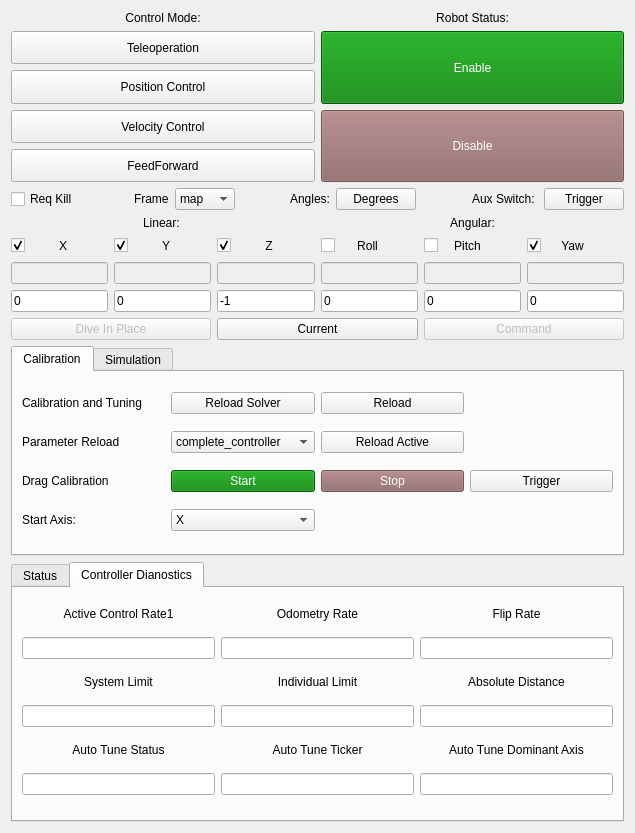
First picture: the form in riptide_rviz/riptide_rviz/src/ControlPanel.ui, repository osu-uwrt/mercury_gui, before the edit.
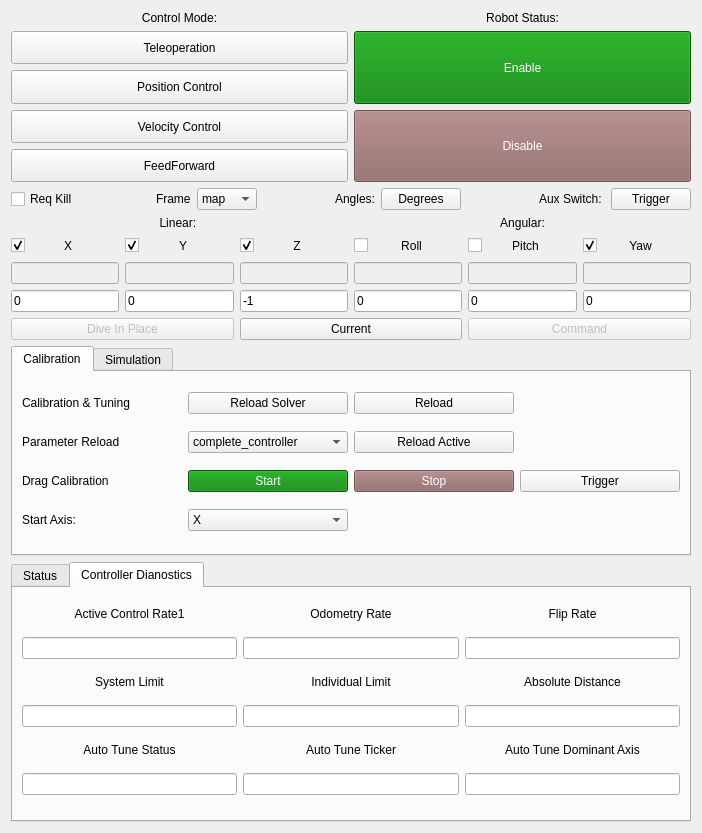
Second picture: the form after the edit. The open tabs and pages were chosen to show the change.

What changed in the file:
```diff
--- a/riptide_rviz/riptide_rviz/src/ControlPanel.ui
+++ b/riptide_rviz/riptide_rviz/src/ControlPanel.ui
@@ -9,7 +9,7 @@
    <rect>
     <x>0</x>
     <y>0</y>
-    <width>635</width>
+    <width>702</width>
     <height>833</height>
    </rect>
   </property>
@@ -35,19 +35,28 @@
    <item>
     <widget class="QScrollArea" name="scrollArea">
      <property name="sizePolicy">
-      <sizepolicy hsizetype="Expanding" vsizetype="Expanding">
+      <sizepolicy hsizetype="MinimumExpanding" vsizetype="Expanding">
        <horstretch>0</horstretch>
        <verstretch>0</verstretch>
       </sizepolicy>
      </property>
+     <property name="maximumSize">
+      <size>
+       <width>16777215</width>
+       <height>16777215</height>
+      </size>
+     </property>
      <property name="frameShape">
       <enum>QFrame::NoFrame</enum>
      </property>
+     <property name="frameShadow">
+      <enum>QFrame::Raised</enum>
+     </property>
      <property name="horizontalScrollBarPolicy">
-      <enum>Qt::ScrollBarAsNeeded</enum>
+      <enum>Qt::ScrollBarAlwaysOff</enum>
      </property>
      <property name="sizeAdjustPolicy">
-      <enum>QAbstractScrollArea::AdjustIgnored</enum>
+      <enum>QAbstractScrollArea::AdjustToContents</enum>
      </property>
      <property name="widgetResizable">
       <bool>true</bool>
@@ -57,10 +66,16 @@
        <rect>
         <x>0</x>
         <y>0</y>
-        <width>617</width>
+        <width>684</width>
         <height>815</height>
        </rect>
       </property>
+      <property name="sizePolicy">
+       <sizepolicy hsizetype="Preferred" vsizetype="Preferred">
+        <horstretch>0</horstretch>
+        <verstretch>0</verstretch>
+       </sizepolicy>
+      </property>
       <layout class="QVBoxLayout" name="scrollAreaLayout" stretch="0,0,0,0">
        <property name="spacing">
         <number>6</number>
@@ -541,11 +556,11 @@
                 <enum>Qt::Horizontal</enum>
                </property>
                <property name="sizeType">
-                <enum>QSizePolicy::Expanding</enum>
+                <enum>QSizePolicy::MinimumExpanding</enum>
                </property>
                <property name="sizeHint" stdset="0">
                 <size>
-                 <width>40</width>
+                 <width>0</width>
                  <height>20</height>
                 </size>
                </property>
@@ -595,9 +610,12 @@
                <property name="orientation">
                 <enum>Qt::Horizontal</enum>
                </property>
+               <property name="sizeType">
+                <enum>QSizePolicy::MinimumExpanding</enum>
+               </property>
                <property name="sizeHint" stdset="0">
                 <size>
-                 <width>40</width>
+                 <width>0</width>
                  <height>20</height>
                 </size>
                </property>
@@ -660,9 +678,12 @@
                <property name="orientation">
                 <enum>Qt::Horizontal</enum>
                </property>
+               <property name="sizeType">
+                <enum>QSizePolicy::MinimumExpanding</enum>
+               </property>
                <property name="sizeHint" stdset="0">
                 <size>
-                 <width>40</width>
+                 <width>0</width>
                  <height>20</height>
                 </size>
                </property>
@@ -709,9 +730,12 @@
                <property name="orientation">
                 <enum>Qt::Horizontal</enum>
                </property>
+               <property name="sizeType">
+                <enum>QSizePolicy::MinimumExpanding</enum>
+               </property>
                <property name="sizeHint" stdset="0">
                 <size>
-                 <width>40</width>
+                 <width>0</width>
                  <height>20</height>
                 </size>
                </property>
@@ -769,11 +793,11 @@
                 <enum>Qt::Horizontal</enum>
                </property>
                <property name="sizeType">
-                <enum>QSizePolicy::Expanding</enum>
+                <enum>QSizePolicy::MinimumExpanding</enum>
                </property>
                <property name="sizeHint" stdset="0">
                 <size>
-                 <width>40</width>
+                 <width>0</width>
                  <height>20</height>
                 </size>
                </property>
@@ -836,9 +860,12 @@
                <property name="orientation">
                 <enum>Qt::Horizontal</enum>
                </property>
+               <property name="sizeType">
+                <enum>QSizePolicy::MinimumExpanding</enum>
+               </property>
                <property name="sizeHint" stdset="0">
                 <size>
-                 <width>40</width>
+                 <width>0</width>
                  <height>20</height>
                 </size>
                </property>
@@ -972,37 +999,6 @@
                 </property>
                </widget>
               </item>
-              <item row="0" column="0">
-               <widget class="QLabel" name="label_4">
-                <property name="text">
-                 <string>Calibration and Tuning</string>
-                </property>
-               </widget>
-              </item>
-              <item row="1" column="1">
-               <widget class="QComboBox" name="reloadControllerSelect">
-                <item>
-                 <property name="text">
-                  <string>complete_controller</string>
-                 </property>
-                </item>
-                <item>
-                 <property name="text">
-                  <string>smc</string>
-                 </property>
-                </item>
-                <item>
-                 <property name="text">
-                  <string>pid</string>
-                 </property>
-                </item>
-                <item>
-                 <property name="text">
-                  <string>thruster_solver</string>
-                 </property>
-                </item>
-               </widget>
-              </item>
               <item row="2" column="1">
                <widget class="QPushButton" name="dragStart">
                 <property name="styleSheet">
@@ -1108,6 +1104,37 @@
                 </property>
                </widget>
               </item>
+              <item row="0" column="0">
+               <widget class="QLabel" name="label_4">
+                <property name="text">
+                 <string>Calibration &amp; Tuning</string>
+                </property>
+               </widget>
+              </item>
+              <item row="1" column="1">
+               <widget class="QComboBox" name="reloadControllerSelect">
+                <item>
+                 <property name="text">
+                  <string>complete_controller</string>
+                 </property>
+                </item>
+                <item>
+                 <property name="text">
+                  <string>smc</string>
+                 </property>
+                </item>
+                <item>
+                 <property name="text">
+                  <string>pid</string>
+                 </property>
+                </item>
+                <item>
+                 <property name="text">
+                  <string>thruster_solver</string>
+                 </property>
+                </item>
+               </widget>
+              </item>
              </layout>
             </widget>
            </item>
```
Left out of the diff: 2 changed lines with no effect on the pictures.
